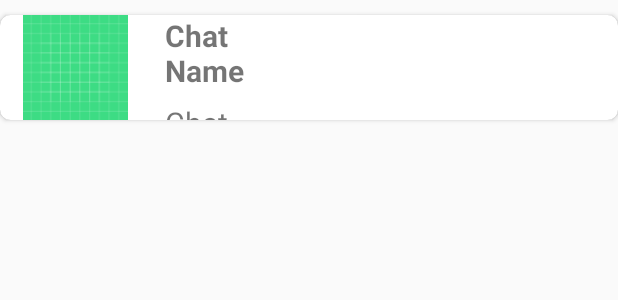
After one commit to HynRidge/Orbital_Project_2020, an Android app: the layout chat_list.xml on its own in the app's theme, with its tools: preview values and no code run, on a phone screen of 412 x 824 dp. The commit adds this screen. Shown: the top 300 px of the screen. Run offline under Robolectric (Android 15) with nearby library versions, the phone set to English and light mode, and no system bars.

Commit message:
Added chat Recycler View adapter

```diff
--- /dev/null
+++ b/app/src/main/res/layout/chat_list.xml
@@ -0,0 +1,54 @@
+<?xml version="1.0" encoding="utf-8"?>
+<androidx.cardview.widget.CardView xmlns:android="http://schemas.android.com/apk/res/android"
+    android:layout_width="match_parent"
+    android:layout_height="70dp"
+    xmlns:app="http://schemas.android.com/apk/res-auto"
+    android:id="@+id/parent"
+    app:cardCornerRadius="7dp"
+    android:elevation="7dp"
+    android:layout_marginTop="10dp">
+
+    <RelativeLayout
+        android:layout_width="200dp"
+        android:layout_height="wrap_content">
+
+        <RelativeLayout
+            android:layout_width="match_parent"
+            android:layout_height="wrap_content">
+
+            <ImageView
+                android:layout_width="100dp"
+                android:layout_height="wrap_content"
+                android:src="@drawable/ic_launcher_background"
+                android:id="@+id/chat_image"
+                />
+
+            <TextView
+                android:layout_width="match_parent"
+                android:layout_height="wrap_content"
+                android:id="@+id/chat_name"
+                android:layout_toEndOf="@+id/chat_image"
+                android:text="Chat Name"
+                android:layout_marginStart="10dp"
+                android:textSize="20sp"
+                android:textStyle="bold"
+                />
+
+            <TextView
+                android:layout_width="wrap_content"
+                android:layout_height="wrap_content"
+                android:id="@+id/chat_chats"
+                android:text="Chat ..."
+                android:layout_below="@id/chat_name"
+                android:layout_toEndOf="@id/chat_image"
+                android:layout_marginTop="7dp"
+                android:layout_marginStart="10dp"
+                android:textSize="20sp" />
+        </RelativeLayout>
+
+    </RelativeLayout>
+
+
+
+
+</androidx.cardview.widget.CardView>
```
Also changed, not shown: app/src/main/java/com/example/orbital/chatRecViewAdapter.java (added, +61 -0 lines), app/src/main/res/layout/fragment_chats.xml (+8 -6 lines), app/src/main/res/drawable/brad_pitt.png (added).
